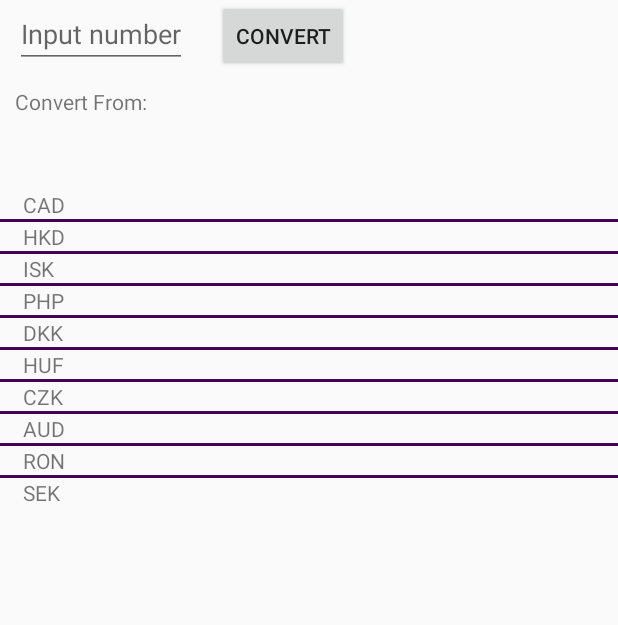
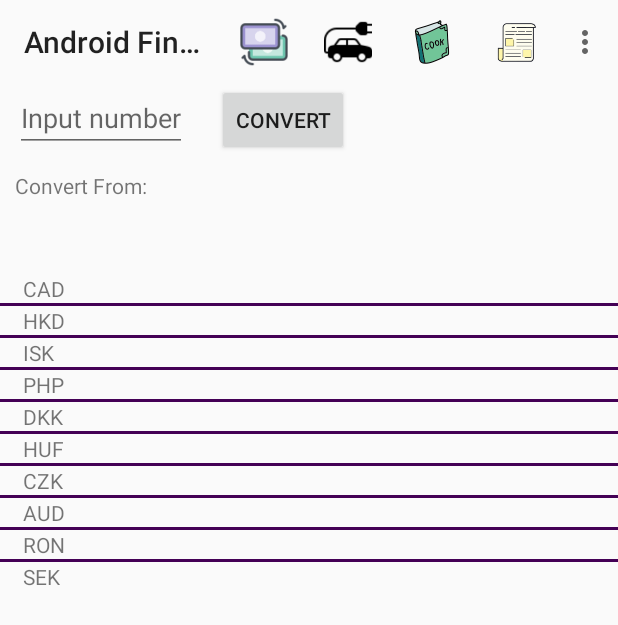
Before and after one commit to Skittles-MC/CST2335, an Android app: the CurrencyConvert screen opened directly, with no data from a screen before it, on a phone screen of 412 x 824 dp. Shown: the top 625 px of the screen. Run offline under Robolectric (Android 15) with nearby library versions, the phone set to English and light mode, and no system bars.

Commit message:
Final Commit

```diff
--- a/app/src/main/java/com/example/androidlabs/CurrencyConvert.java
+++ b/app/src/main/java/com/example/androidlabs/CurrencyConvert.java
@@ -38,12 +38,22 @@ import okhttp3.Response;
  * This is Currency Converter Class
  * --------------------------------------------------
  * SharedPreferences saves the last Converted Currency
- * Parsing and fetching from JSON to the ListView
+ * populating JSON to the ListView
  * Calculating different currencies
  * from different countries
  *
+ * OnCreate Method
+ *ListView, ArrayList,populating the JSON to ListView
  *
+ * OnPause()
+ * Getting the Conversion
  *
+ * Class AsyncTask
+ * fetching from JSON
+ *
+ * onPreExecute()
+ * parsing all the information from JSON
+ * JSON URL
  *
  *
 ***************************************************/
@@ -52,7 +62,6 @@ import okhttp3.Response;
 
 
 public class CurrencyConvert extends AppCompatActivity {
-    Toolbar toolbar;
     EditText inputNumber;
     TextView title, outputConvert;
     Button button;
@@ -66,7 +75,8 @@ public class CurrencyConvert extends AppCompatActivity {
     protected void onCreate(Bundle savedInstanceState) {
         super.onCreate(savedInstanceState);
         setContentView(R.layout.activity_convert);
-        toolbar =  findViewById(R.id.toolbar);
+        Toolbar toolbar =  findViewById(R.id.navigation_toolbar);
+        setSupportActionBar(toolbar);
         prefs = getApplicationContext().getSharedPreferences("data", Context.MODE_PRIVATE);
         title = findViewById(R.id.Title);
         inputNumber = findViewById(R.id.Input);
@@ -112,7 +122,7 @@ public class CurrencyConvert extends AppCompatActivity {
 
 
         listView.setAdapter(adapter);
-//List of Currency
+        //List of Currency
         listView.setOnItemClickListener(new AdapterView.OnItemClickListener() {
             @Override
             public void onItemClick(AdapterView parent, View view, int position, long id) {
@@ -163,14 +173,14 @@ public class CurrencyConvert extends AppCompatActivity {
 
 
 
-//Parsing in json
+        //Parsing in json
         @Override
         protected Void doInBackground(String... params) {
             String curs = convertFrom + "," + convertTo;
             OkHttpClient client = new OkHttpClient();
             if (convertFrom.equals("EUR")) curs = convertTo;
             if (convertTo.equals("EUR")) curs = convertFrom;
-//json URL
+        //json URL
             Request request = new Request.Builder().url("https://api.exchangeratesapi.io/latest?symbols=" + curs).build();
 
             try {
@@ -181,10 +191,7 @@ public class CurrencyConvert extends AppCompatActivity {
             }
             return null;
         }
-/*
-*
-*
-* */
+
         @Override
         protected void onPreExecute() {
             dialog.setMessage("Converting...");
@@ -272,8 +279,7 @@ public class CurrencyConvert extends AppCompatActivity {
 
 
             case R.id.go_to_app_favourites:
-                Intent goToNewsFavourites = new Intent(CurrencyConvert .this, NewsArticleHelper .class);
-                CurrencyConvert .this.startActivityForResult(goToNewsFavourites, 10);
+
                 break;
 
 
@@ -285,10 +291,10 @@ public class CurrencyConvert extends AppCompatActivity {
     }
 
 
-
+//This method is for help
 
     public void helpAlert() {
-        View middle = getLayoutInflater().inflate(R.layout.news_about_help, null);
+        View middle = getLayoutInflater().inflate(R.layout.converthelp, null);
 
         AlertDialog.Builder builder = new AlertDialog.Builder(this);
         builder
--- a/app/src/main/res/layout/activity_convert.xml
+++ b/app/src/main/res/layout/activity_convert.xml
@@ -4,11 +4,12 @@
     android:layout_width="match_parent"
     android:layout_height="match_parent"
     tools:context=".CurrencyConvert">
-<androidx.appcompat.widget.Toolbar
-    android:id="@+id/toolbar"
-    android:layout_width="match_parent"
-    android:layout_height="wrap_content"
-    />
+    <androidx.appcompat.widget.Toolbar
+        android:layout_height="wrap_content"
+        android:layout_width="match_parent"
+        android:id="@+id/navigation_toolbar"
+
+        />
     <TextView
         android:id="@+id/Title"
         android:text="Convert From:"
@@ -34,6 +35,7 @@
         android:orientation="horizontal"
         android:layout_width="wrap_content"
         android:layout_height="wrap_content"
+        android:layout_below="@+id/navigation_toolbar"
         >
 
         <EditText
```
Also changed, not shown: app/src/main/res/layout/converthelp.xml (added, +39 -0 lines), app/src/main/res/values/strings.xml (+19 -0 lines), 1 other file.
